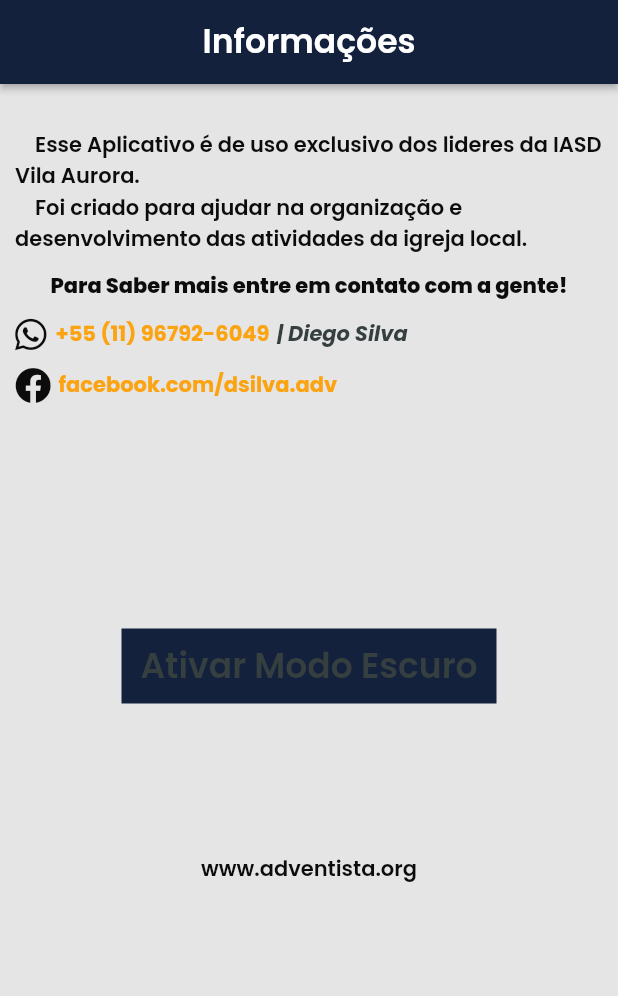
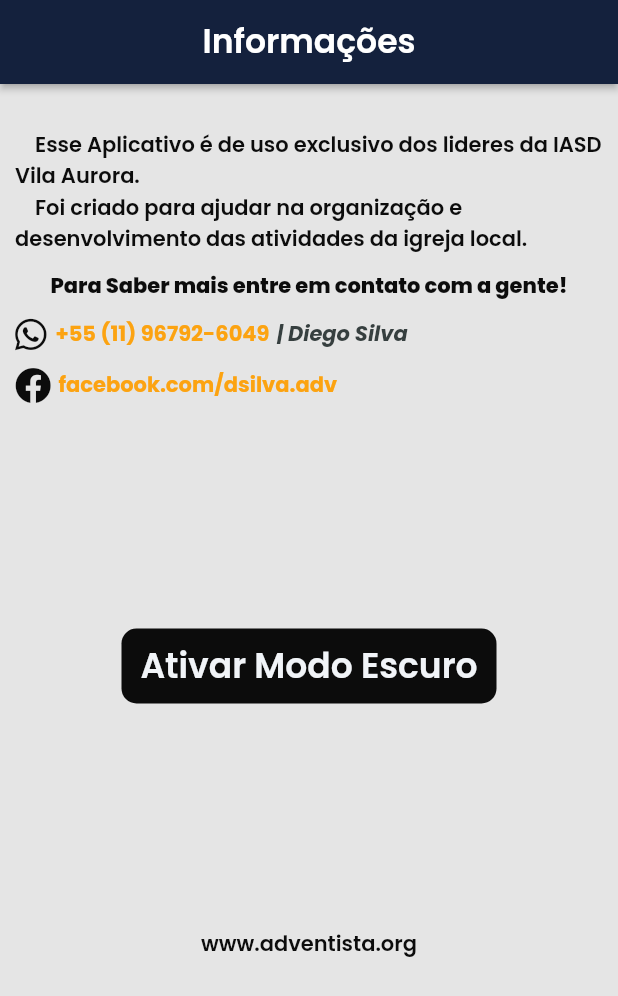
Before and after one commit to diegosilvaadv/escala-iasd-vilaaurora, a Flutter app: the InfoWidget screen opened directly, on a phone screen of 412 x 824 dp. Shown: the top 996 px of the screen. Run offline on Flutter 3.47's test engine with Material 2 defaults, Android fonts, the phone set to English and light mode, and no system bars; drawn by our look-alikes of auto_size_text; our stand-ins replace built_collection, built_value, cloud_firestore, firebase_auth, firebase_core, flutter_spinkit and 7 more; accounts and stored records are empty; generated files the repository leaves out were written again.

Commit message:
Updating to latest FlutterFlow output.

```diff
--- a/lib/info/info_widget.dart
+++ b/lib/info/info_widget.dart
@@ -128,8 +128,10 @@ class _InfoWidgetState extends State<InfoWidget> {
                       ],
                     ),
                   ),
+                  if (!(Theme.of(context).brightness == Brightness.dark) ??
+                      true)
                     Padding(
-                    padding: EdgeInsetsDirectional.fromSTEB(0, 150, 0, 100),
+                      padding: EdgeInsetsDirectional.fromSTEB(0, 150, 0, 0),
                       child: Row(
                         mainAxisSize: MainAxisSize.max,
                         mainAxisAlignment: MainAxisAlignment.center,
@@ -137,12 +139,14 @@ class _InfoWidgetState extends State<InfoWidget> {
                           InkWell(
                             onTap: () async {
                               setDarkModeSetting(context, ThemeMode.dark);
+                              setDarkModeSetting(context, ThemeMode.light);
                             },
                             child: Container(
                               width: 250,
                               height: 50,
                               decoration: BoxDecoration(
-                              color: FlutterFlowTheme.of(context).primaryColor,
+                                color: FlutterFlowTheme.of(context).primaryText,
+                                borderRadius: BorderRadius.circular(10),
                               ),
                               child: Column(
                                 mainAxisSize: MainAxisSize.max,
@@ -152,7 +156,8 @@ class _InfoWidgetState extends State<InfoWidget> {
                                     mainAxisSize: MainAxisSize.max,
                                     mainAxisAlignment:
                                         MainAxisAlignment.spaceEvenly,
-                                  crossAxisAlignment: CrossAxisAlignment.center,
+                                    crossAxisAlignment:
+                                        CrossAxisAlignment.center,
                                     children: [
                                       Text(
                                         'Ativar Modo Escuro',
@@ -161,8 +166,9 @@ class _InfoWidgetState extends State<InfoWidget> {
                                             .title3
                                             .override(
                                               fontFamily: 'Poppins',
-                                            color: FlutterFlowTheme.of(context)
-                                                .secondaryText,
+                                              color:
+                                                  FlutterFlowTheme.of(context)
+                                                      .secondaryBackground,
                                               fontSize: 23,
                                             ),
                                       ),
@@ -175,15 +181,70 @@ class _InfoWidgetState extends State<InfoWidget> {
                         ],
                       ),
                     ),
+                  if (Theme.of(context).brightness == Brightness.dark ?? true)
+                    Padding(
+                      padding: EdgeInsetsDirectional.fromSTEB(0, 150, 0, 0),
+                      child: Row(
+                        mainAxisSize: MainAxisSize.max,
+                        mainAxisAlignment: MainAxisAlignment.spaceEvenly,
+                        children: [
+                          InkWell(
+                            onTap: () async {
+                              setDarkModeSetting(context, ThemeMode.dark);
+                              setDarkModeSetting(context, ThemeMode.light);
+                            },
+                            child: Container(
+                              width: 250,
+                              height: 50,
+                              decoration: BoxDecoration(
+                                color: FlutterFlowTheme.of(context).primaryText,
+                                borderRadius: BorderRadius.circular(10),
+                              ),
+                              child: Column(
+                                mainAxisSize: MainAxisSize.max,
+                                mainAxisAlignment: MainAxisAlignment.center,
+                                children: [
                                   Row(
                                     mainAxisSize: MainAxisSize.max,
-                    mainAxisAlignment: MainAxisAlignment.spaceEvenly,
+                                    mainAxisAlignment:
+                                        MainAxisAlignment.spaceEvenly,
+                                    crossAxisAlignment:
+                                        CrossAxisAlignment.center,
+                                    children: [
+                                      Text(
+                                        'Ativar Modo Claro',
+                                        textAlign: TextAlign.center,
+                                        style: FlutterFlowTheme.of(context)
+                                            .title3
+                                            .override(
+                                              fontFamily: 'Poppins',
+                                              color:
+                                                  FlutterFlowTheme.of(context)
+                                                      .tertiaryColor,
+                                              fontSize: 23,
+                                            ),
+                                      ),
+                                    ],
+                                  ),
+                                ],
+                              ),
+                            ),
+                          ),
+                        ],
+                      ),
+                    ),
+                  Padding(
+                    padding: EdgeInsetsDirectional.fromSTEB(0, 150, 0, 100),
+                    child: Row(
+                      mainAxisSize: MainAxisSize.max,
+                      mainAxisAlignment: MainAxisAlignment.center,
                       children: [
                         Text(
                           'www.adventista.org',
                           style: FlutterFlowTheme.of(context).bodyText1,
                         ),
                       ],
+                    ),
                   ),
                 ],
               ),
```
Also changed, not shown: lib/home_page/home_page_widget.dart (+43 -3 lines). Lines whose indentation alone changed are shown as unchanged.
